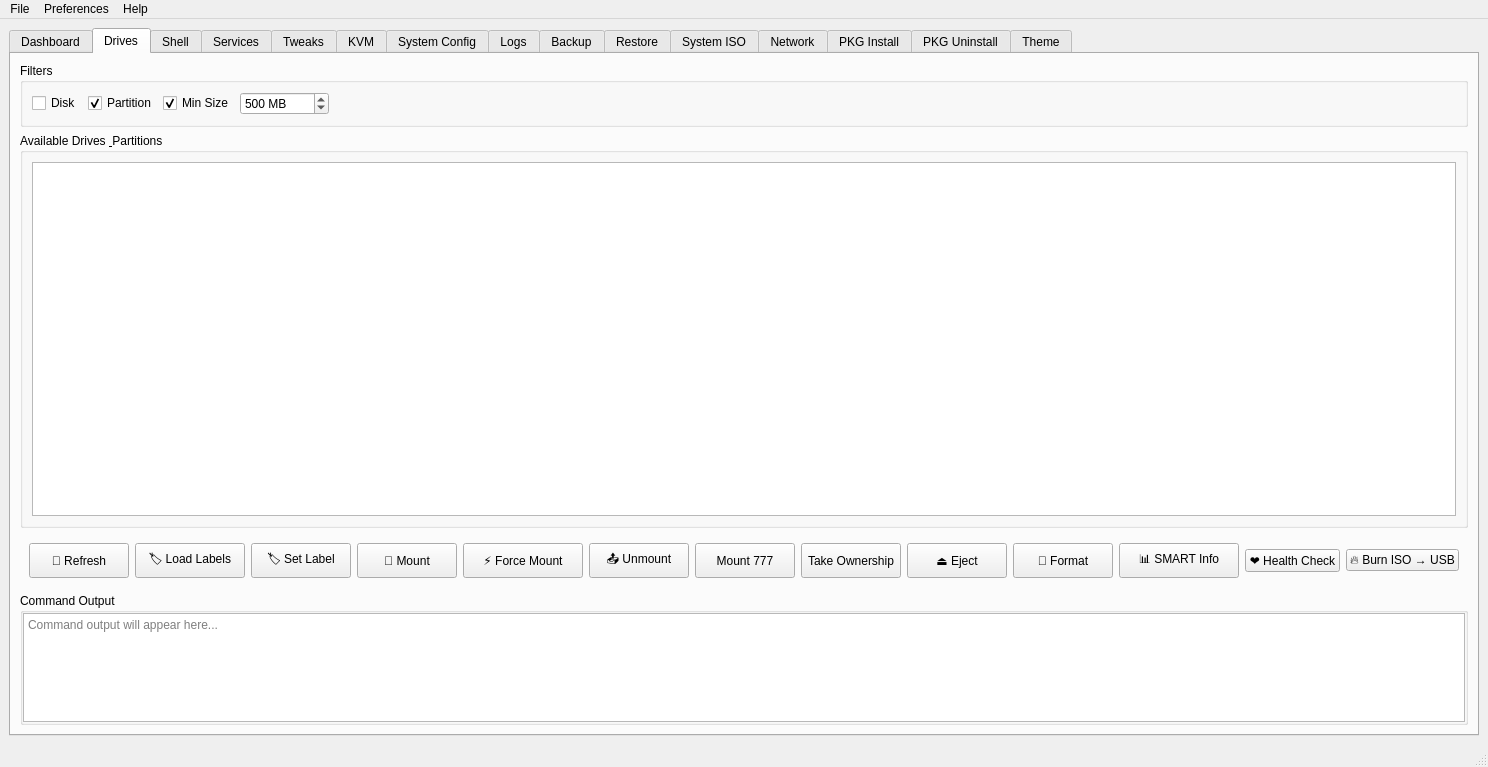
Above: mainwindow.ui from XetalEngine/CachyOsTools before the change. Below: the same form after it.
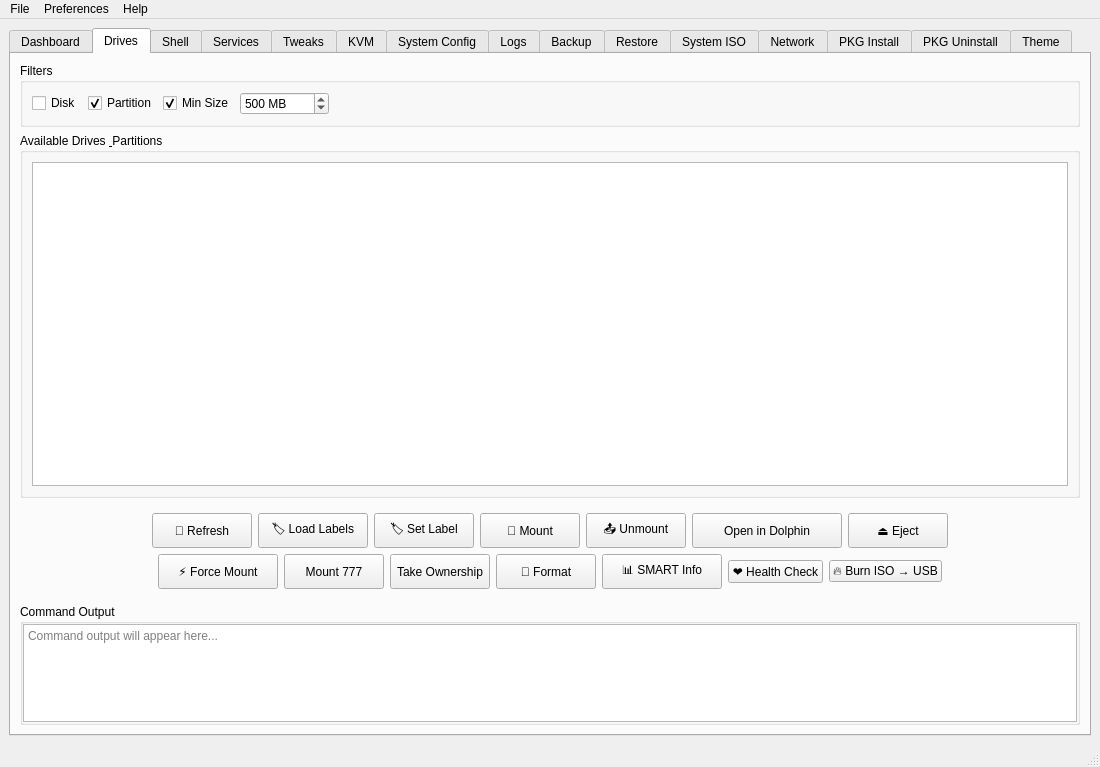
That is the form after the change. The open tabs and pages were chosen to show the change.

Commit message: Drives tab added simplified context menu

```diff
--- a/mainwindow.ui
+++ b/mainwindow.ui
@@ -409,6 +409,8 @@
         </item>
         <item>
          <widget class="QWidget" name="actionsWidget">
+          <layout class="QVBoxLayout" name="driveActionsLayout">
+           <item>
           <layout class="QHBoxLayout" name="horizontalLayout">
            <item>
             <spacer name="leftSpacer">
@@ -417,13 +419,10 @@
              </property>
              <property name="sizeHint" stdset="0">
               <size>
-               <width>40</width>
+                 <width>20</width>
                <height>20</height>
               </size>
              </property>
-             <property name="sizeType">
-              <enum>QSizePolicy::Expanding</enum>
-             </property>
             </spacer>
            </item>
            <item>
@@ -484,19 +483,6 @@
             </property>
            </widget>
           </item>
-          <item>
-           <widget class="QPushButton" name="forceMountButton">
-            <property name="minimumSize">
-             <size>
-              <width>120</width>
-              <height>35</height>
-             </size>
-            </property>
-            <property name="text">
-             <string>⚡ Force Mount</string>
-            </property>
-           </widget>
-          </item>
           <item>
            <widget class="QPushButton" name="unmountButton">
             <property name="minimumSize">
@@ -511,6 +497,78 @@
            </widget>
           </item>
           <item>
+              <widget class="QPushButton" name="openDriveButton">
+               <property name="minimumSize">
+                <size>
+                 <width>150</width>
+                 <height>35</height>
+                </size>
+               </property>
+               <property name="text">
+                <string>Open in Dolphin</string>
+               </property>
+               <property name="toolTip">
+                <string>Browse the selected mounted partition in Dolphin.</string>
+               </property>
+              </widget>
+             </item>
+             <item>
+              <widget class="QPushButton" name="ejectButton">
+               <property name="minimumSize">
+                <size>
+                 <width>100</width>
+                 <height>35</height>
+                </size>
+               </property>
+               <property name="text">
+                <string>⏏️ Eject</string>
+               </property>
+              </widget>
+             </item>
+             <item>
+              <spacer name="rightSpacer">
+               <property name="orientation">
+                <enum>Qt::Orientation::Horizontal</enum>
+               </property>
+               <property name="sizeHint" stdset="0">
+                <size>
+                 <width>20</width>
+                 <height>20</height>
+                </size>
+               </property>
+              </spacer>
+             </item>
+            </layout>
+           </item>
+           <item>
+            <layout class="QHBoxLayout" name="advancedDriveActionsLayout">
+             <item>
+              <spacer name="leftAdvancedDriveSpacer">
+               <property name="orientation">
+                <enum>Qt::Orientation::Horizontal</enum>
+               </property>
+               <property name="sizeHint" stdset="0">
+                <size>
+                 <width>20</width>
+                 <height>20</height>
+                </size>
+               </property>
+              </spacer>
+             </item>
+             <item>
+              <widget class="QPushButton" name="forceMountButton">
+               <property name="minimumSize">
+                <size>
+                 <width>120</width>
+                 <height>35</height>
+                </size>
+               </property>
+               <property name="text">
+                <string>⚡ Force Mount</string>
+               </property>
+              </widget>
+             </item>
+             <item>
            <widget class="QPushButton" name="mount777Button">
             <property name="minimumSize">
              <size>
@@ -536,19 +594,6 @@
             </property>
            </widget>
           </item>
-          <item>
-           <widget class="QPushButton" name="ejectButton">
-            <property name="minimumSize">
-             <size>
-              <width>100</width>
-              <height>35</height>
-             </size>
-            </property>
-            <property name="text">
-             <string>⏏️ Eject</string>
-            </property>
-           </widget>
-          </item>
           <item>
            <widget class="QPushButton" name="formatButton">
             <property name="minimumSize">
@@ -590,20 +635,19 @@
            </widget>
           </item>
           <item>
-           <spacer name="rightSpacer">
+              <spacer name="rightAdvancedDriveSpacer">
             <property name="orientation">
              <enum>Qt::Orientation::Horizontal</enum>
             </property>
             <property name="sizeHint" stdset="0">
              <size>
-              <width>40</width>
+                 <width>20</width>
               <height>20</height>
              </size>
             </property>
-            <property name="sizeType">
-             <enum>QSizePolicy::Expanding</enum>
-            </property>
-           </spacer>
+              </spacer>
+             </item>
+            </layout>
           </item>
          </layout>
          </widget>
```
Lines whose indentation alone changed are shown as unchanged. The commit also changes 2 other files.
